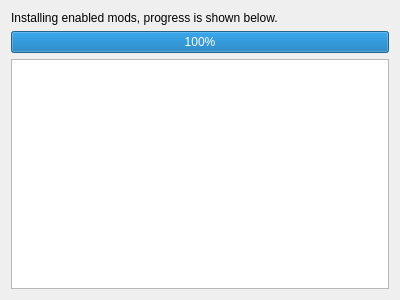
Qt form modmanager/UI_MergeWindow.ui (leiftiger/EG_Tools) before a commit.
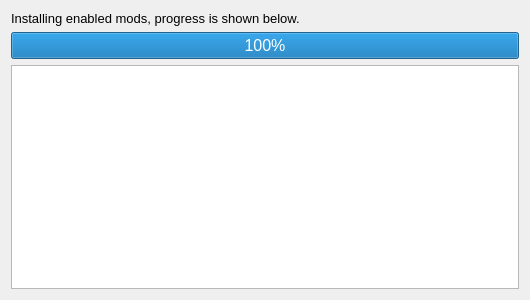
The same form after that commit.

```diff
--- a/modmanager/UI_MergeWindow.ui
+++ b/modmanager/UI_MergeWindow.ui
@@ -9,7 +9,7 @@
    <rect>
     <x>0</x>
     <y>0</y>
-    <width>400</width>
+    <width>530</width>
     <height>300</height>
    </rect>
   </property>
@@ -23,6 +23,11 @@
     </item>
     <item row="1" column="0">
      <widget class="QProgressBar" name="progressBar">
+      <property name="font">
+       <font>
+        <pointsize>12</pointsize>
+       </font>
+      </property>
       <property name="value">
        <number>100</number>
       </property>
@@ -42,6 +47,11 @@
     </item>
     <item row="0" column="0">
      <widget class="QLabel" name="label">
+      <property name="font">
+       <font>
+        <pointsize>10</pointsize>
+       </font>
+      </property>
       <property name="text">
        <string>Installing enabled mods, progress is shown below.</string>
       </property>
```
